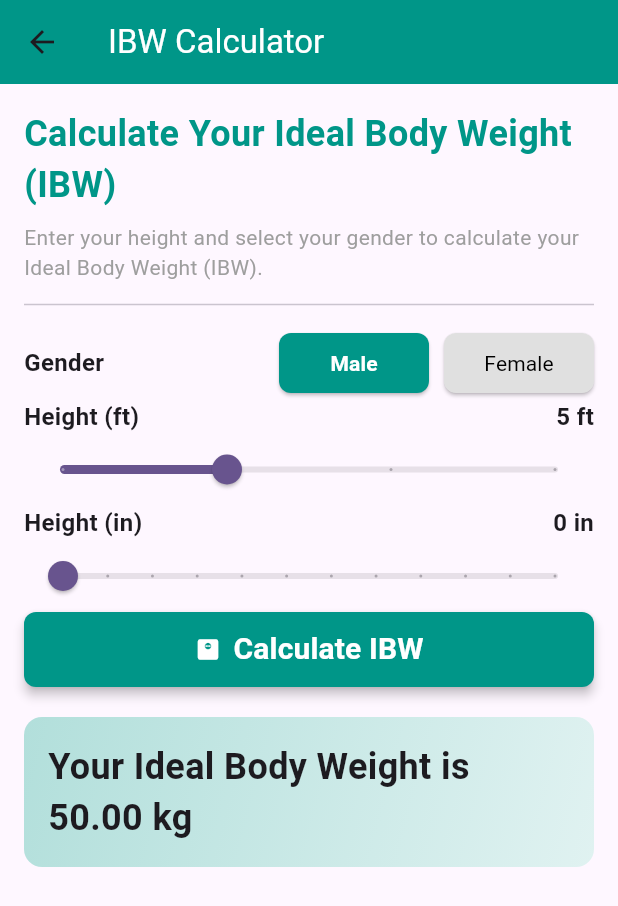
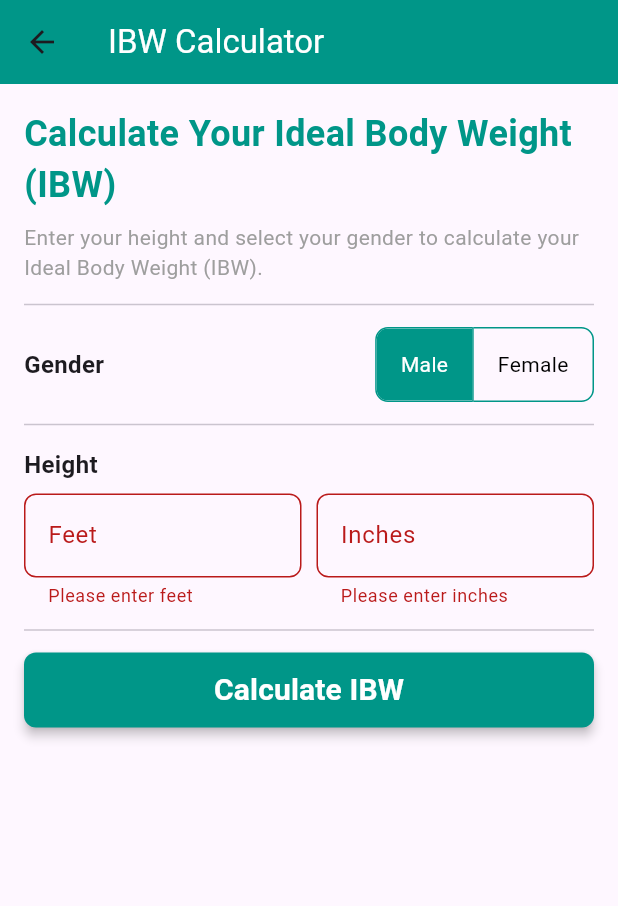
Before and after one commit to riazulrocky/Health-Expert-Flutter-App, a Flutter app: the IBWCalculatorScreen screen opened directly, after a tap on "Calculate IBW", on a phone screen of 412 x 824 dp. Shown: the top 906 px of the screen. Run offline on Flutter 3.47's test engine with Material 3 defaults, Android fonts, the phone set to English and light mode, and no system bars.

Commit message:
IBW Calculator

```diff
--- a/lib/ibw_calculator_screen.dart
+++ b/lib/ibw_calculator_screen.dart
@@ -8,14 +8,22 @@ class IBWCalculatorScreen extends StatefulWidget {
 }
 
 class _IBWCalculatorScreenState extends State<IBWCalculatorScreen> {
-  int _feet = 5; // Default height in feet
-  int _inches = 0; // Default height in inches
+  int? _feet; // No default value for feet
+  int? _inches; // No default value for inches
   String _gender = 'Male'; // Default gender
-  double? _ibw;
+  int? _ibw; // Store IBW as an integer
   String _result = '';
 
   void _calculateIBW() {
-    final heightInInches = (_feet * 12) + _inches;
+    if (_feet == null || _inches == null) {
+      setState(() {
+        _result = 'Please enter a valid height.';
+        _ibw = null;
+      });
+      return;
+    }
+
+    final heightInInches = (_feet! * 12) + _inches!;
 
     if (heightInInches <= 0) {
       setState(() {
@@ -33,9 +41,10 @@ class _IBWCalculatorScreenState extends State<IBWCalculatorScreen> {
       ibw = 45.5 + (2.3 * (heightInInches - 60));
     }
 
+    // Round the IBW to the nearest integer
     setState(() {
-      _ibw = ibw;
-      _result = 'Your Ideal Body Weight is ${_ibw!.toStringAsFixed(2)} kg';
+      _ibw = ibw.round(); // Convert to integer
+      _result = 'Your Ideal Body Weight is $_ibw kg';
     });
   }
 
@@ -73,69 +82,58 @@ class _IBWCalculatorScreenState extends State<IBWCalculatorScreen> {
                     'Gender',
                     style: TextStyle(fontSize: 16, fontWeight: FontWeight.bold),
                   ),
+                  _buildGenderSelection(),
+                ],
+              ),
+              const Divider(height: 30, thickness: 1),
+
+              // Height Input (Feet)
+              const Text(
+                'Height',
+                style: TextStyle(fontSize: 16, fontWeight: FontWeight.bold),
+              ),
+              const SizedBox(height: 8),
               Row(
+                mainAxisAlignment: MainAxisAlignment.spaceBetween,
                 children: [
-                      _buildGenderButton('Male'),
+                  Expanded(
+                    child: TextField(
+                      keyboardType: TextInputType.number,
+                      onChanged: (value) {
+                        setState(() {
+                          _feet = int.tryParse(value);
+                        });
+                      },
+                      decoration: InputDecoration(
+                        labelText: 'Feet',
+                        border: OutlineInputBorder(
+                          borderRadius: BorderRadius.circular(8),
+                        ),
+                        errorText: _feet == null && _result.isNotEmpty ? 'Please enter feet' : null,
+                      ),
+                    ),
+                  ),
                   const SizedBox(width: 10),
-                      _buildGenderButton('Female'),
-                    ],
+                  Expanded(
+                    child: TextField(
+                      keyboardType: TextInputType.number,
+                      onChanged: (value) {
+                        setState(() {
+                          _inches = int.tryParse(value);
+                        });
+                      },
+                      decoration: InputDecoration(
+                        labelText: 'Inches',
+                        border: OutlineInputBorder(
+                          borderRadius: BorderRadius.circular(8),
+                        ),
+                        errorText: _inches == null && _result.isNotEmpty ? 'Please enter inches' : null,
+                      ),
+                    ),
                   ),
                 ],
               ),
-
-              // Height Input (Feet)
-              Row(
-                mainAxisAlignment: MainAxisAlignment.spaceBetween,
-                children: [
-                  const Text(
-                    'Height (ft)',
-                    style: TextStyle(fontSize: 16, fontWeight: FontWeight.bold),
-                  ),
-                  Text(
-                    '$_feet ft',
-                    style: const TextStyle(fontSize: 16, fontWeight: FontWeight.bold),
-                  ),
-                ],
-              ),
-              Slider(
-                value: _feet.toDouble(),
-                min: 4.0,
-                max: 7.0,
-                divisions: 3,
-                label: '$_feet ft',
-                onChanged: (value) {
-                  setState(() {
-                    _feet = value.toInt(); // Convert to int
-                  });
-                },
-              ),
-
-              // Height Input (Inches)
-              Row(
-                mainAxisAlignment: MainAxisAlignment.spaceBetween,
-                children: [
-                  const Text(
-                    'Height (in)',
-                    style: TextStyle(fontSize: 16, fontWeight: FontWeight.bold),
-                  ),
-                  Text(
-                    '$_inches in',
-                    style: const TextStyle(fontSize: 16, fontWeight: FontWeight.bold),
-                  ),
-                ],
-              ),
-              Slider(
-                value: _inches.toDouble(),
-                min: 0.0,
-                max: 11.0,
-                divisions: 11,
-                label: '$_inches in',
-                onChanged: (value) {
-                  setState(() {
-                    _inches = value.toInt(); // Convert to int
-                  });
-                },
-              ),
+              const Divider(height: 30, thickness: 1),
 
               // Calculate Button
               ElevatedButton(
@@ -148,23 +146,17 @@ class _IBWCalculatorScreenState extends State<IBWCalculatorScreen> {
                   ),
                   elevation: 3,
                 ),
-                child: Row(
-                  mainAxisAlignment: MainAxisAlignment.center,
-                  children: [
-                    Icon(Icons.monitor_weight, color: Colors.white),
-                    const SizedBox(width: 8),
-                    const Text(
+                child: const Text(
                   'Calculate IBW',
                   style: TextStyle(fontSize: 20, fontWeight: FontWeight.bold, color: Colors.white),
-                    ),
-                  ],
                 ),
               ),
               const SizedBox(height: 20),
 
               // IBW Display
               if (_ibw != null)
-                Container(
+                Center(
+                  child: Container(
                     padding: const EdgeInsets.all(16),
                     decoration: BoxDecoration(
                       gradient: LinearGradient(
@@ -173,15 +165,20 @@ class _IBWCalculatorScreenState extends State<IBWCalculatorScreen> {
                         end: Alignment.bottomRight,
                       ),
                       borderRadius: BorderRadius.circular(12),
+                      boxShadow: [
+                        BoxShadow(
+                          color: Colors.grey.withOpacity(0.3),
+                          spreadRadius: 2,
+                          blurRadius: 5,
+                          offset: const Offset(0, 3),
                         ),
-                  child: Column(
-                    crossAxisAlignment: CrossAxisAlignment.start,
-                    children: [
-                      Text(
+                      ],
+                    ),
+                    child: Text(
                       _result,
+                      textAlign: TextAlign.center,
                       style: const TextStyle(fontSize: 24, fontWeight: FontWeight.bold),
                     ),
-                    ],
                   ),
                 ),
             ],
@@ -191,28 +188,42 @@ class _IBWCalculatorScreenState extends State<IBWCalculatorScreen> {
     );
   }
 
-  // Helper method to build gender selection buttons
-  Widget _buildGenderButton(String gender) {
-    final isSelected = _gender == gender;
-
-    return ElevatedButton(
-      onPressed: () {
+  // Helper method to build gender selection toggle buttons
+  Widget _buildGenderSelection() {
+    return ToggleButtons(
+      borderRadius: BorderRadius.circular(8),
+      isSelected: ['Male', 'Female'].map((g) => g == _gender).toList(),
+      onPressed: (index) {
         setState(() {
-          _gender = gender;
+          _gender = index == 0 ? 'Male' : 'Female';
         });
       },
-      style: ElevatedButton.styleFrom(
-        backgroundColor: isSelected ? Colors.teal : Colors.grey[300],
-        foregroundColor: isSelected ? Colors.white : Colors.black,
-        shape: RoundedRectangleBorder(
-          borderRadius: BorderRadius.circular(8),
+      children: [
+        Padding(
+          padding: const EdgeInsets.symmetric(horizontal: 16, vertical: 8),
+          child: Text(
+            'Male',
+            style: TextStyle(
+              color: _gender == 'Male' ? Colors.white : Colors.black,
             ),
-        minimumSize: const Size(100, 40),
           ),
+        ),
+        Padding(
+          padding: const EdgeInsets.symmetric(horizontal: 16, vertical: 8),
           child: Text(
-        gender,
-        style: TextStyle(fontWeight: isSelected ? FontWeight.bold : FontWeight.normal),
+            'Female',
+            style: TextStyle(
+              color: _gender == 'Female' ? Colors.white : Colors.black,
             ),
+          ),
+        ),
+      ],
+      fillColor: Colors.teal,
+      selectedColor: Colors.white,
+      color: Colors.black,
+      borderWidth: 1,
+      borderColor: Colors.teal,
+      selectedBorderColor: Colors.teal,
     );
   }
 }
```
Lines whose indentation alone changed are shown as unchanged.
